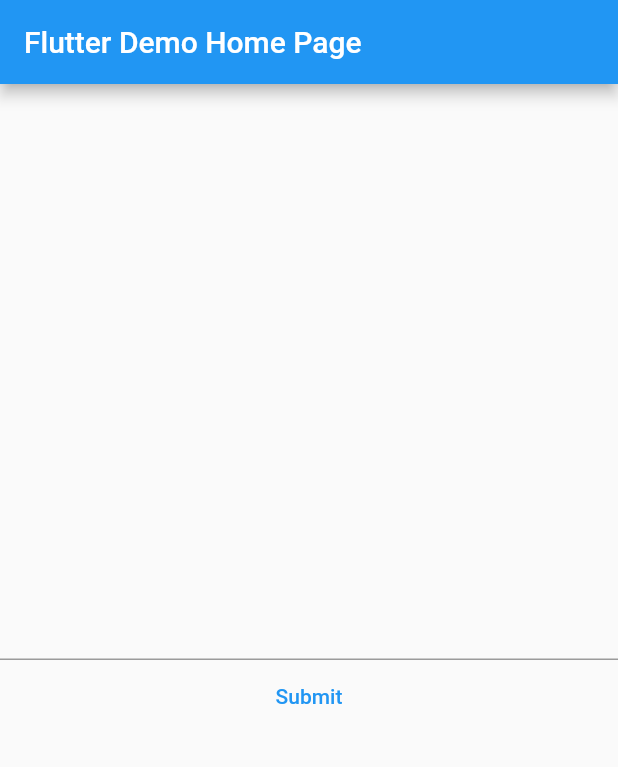
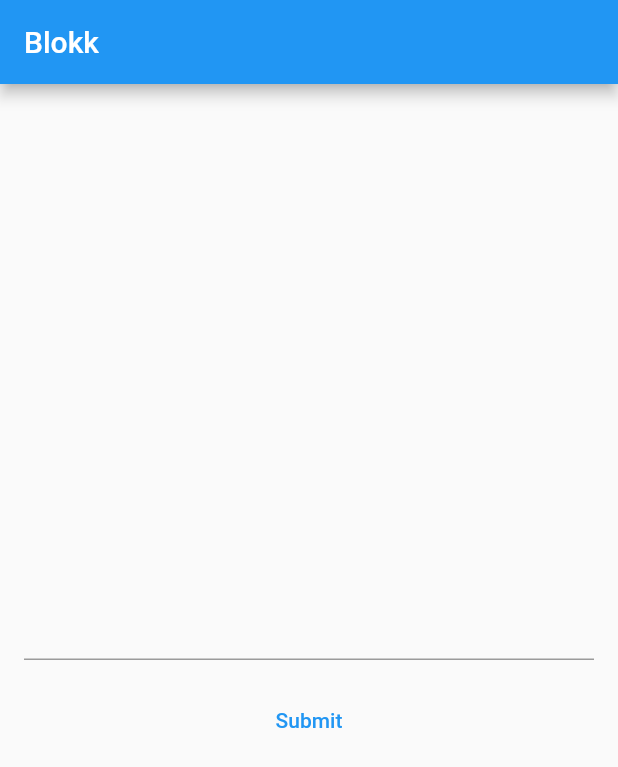
Before and after one commit to TheNightmanCodeth/Blokk, a Flutter app: the screen it shows after launch, on a phone screen of 412 x 824 dp. Shown: the top 767 px of the screen. Run offline on Flutter 3.47's test engine with Material 2 defaults, Android fonts, the phone set to English and light mode, and no system bars.

Commit message:
Updates README and adds padding to textfield

```diff
--- a/lib/main.dart
+++ b/lib/main.dart
@@ -17,7 +17,7 @@
       theme: ThemeData(
         primarySwatch: Colors.blue,
       ),
-      home: const MyHomePage(title: 'Flutter Demo Home Page'),
+      home: const MyHomePage(title: 'Blokk'),
     );
   }
 }
@@ -45,8 +45,11 @@
         child: Column(
           mainAxisAlignment: MainAxisAlignment.center,
           children: <Widget>[
-            TextField(
-              controller: addController,
+            Padding(
+              padding: const EdgeInsets.all(16.0),
+              child: TextField(
+                controller: addController,
+              ),
             ),
             TextButton(
               child: const Text("Submit"),
@@ -61,7 +64,7 @@
                   ));
                 }
               },
-              ),
+            ),
           ],
         ),
       ),
@@ -71,7 +74,8 @@
   Future<bool> _addToBlockList(String toAdd) async {
     bool toRet = false;
     try {
-      final bool result = await addChannel.invokeMethod('addToBlockList', {'toAdd': toAdd});
+      final bool result =
+          await addChannel.invokeMethod('addToBlockList', {'toAdd': toAdd});
       toRet = result;
     } on PlatformException catch (e) {
       print(e.message);
```
Also changed, not shown: 1 other file.
